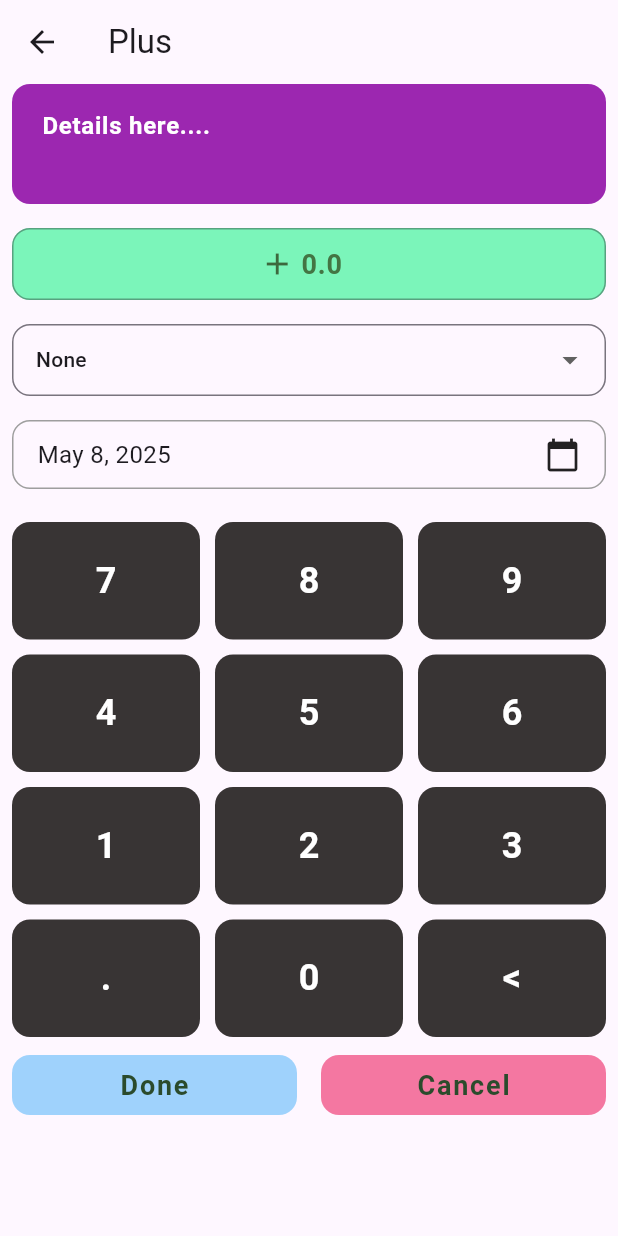
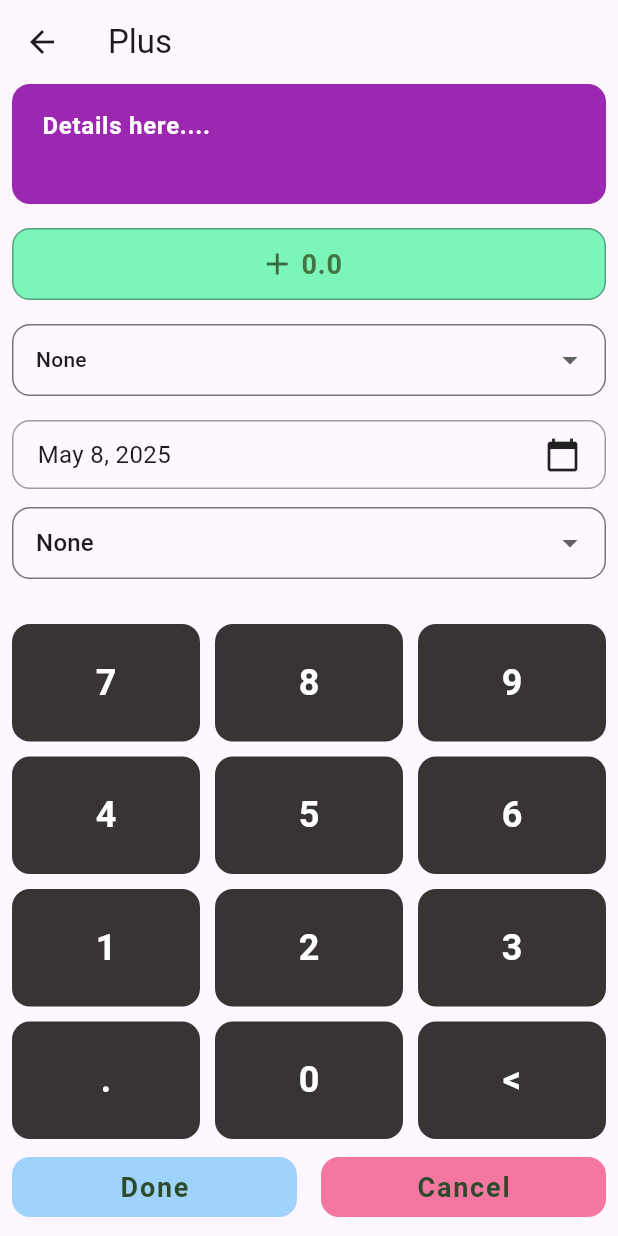
Before and after one commit to Fady-Esam/finance-app, a Flutter app: the HomeView screen opened directly, after a tap on "Plus", on a phone screen of 412 x 824 dp. Run offline on Flutter 3.47's test engine with Material 3 defaults, Android fonts, the phone set to English and light mode, and no system bars; our stand-ins replace dartz, fl_chart, flutter_bloc, flutter_svg, hive, hive_flutter and 1 more; accounts and stored records are empty.

Commit message:
add Recurrence feature

```diff
--- /dev/null
+++ b/lib/core/funcs/get_next_monthly_date.dart
@@ -0,0 +1,30 @@
+DateTime getNextMonthlyDate(DateTime currentDate) {
+  // Calculate the next month and year
+  int nextMonth = currentDate.month + 1;
+  int nextYear = currentDate.year;
+
+  if (nextMonth > 12) {
+    nextMonth = 1; // Wrap around to January
+    nextYear += 1; // Increment year
+  }
+
+  // Try to keep the same day, but adjust for shorter months
+  int day = currentDate.day;
+  // Get the last day of the next month
+  final lastDayOfNextMonth = DateTime(nextYear, nextMonth + 1, 0).day;
+
+  // If the current day exceeds the last day of the next month, use the last day
+  if (day > lastDayOfNextMonth) {
+    day = lastDayOfNextMonth;
+  }
+
+  return DateTime(
+    nextYear,
+    nextMonth,
+    day,
+    currentDate.hour,
+    currentDate.minute,
+    currentDate.second,
+    currentDate.millisecond,
+  );
+}
--- /dev/null
+++ b/lib/core/funcs/get_recurrence_text.dart
@@ -0,0 +1,20 @@
+import 'package:finance_flutter_app/features/home/data/enums/recurrence_type_enum.dart';
+import 'package:finance_flutter_app/generated/l10n.dart';
+import 'package:flutter/material.dart';
+
+String getRecurrenceText(BuildContext context, RecurrenceType recurrenceType) {
+  switch (recurrenceType) {
+    // case RecurrenceType.none:
+    //   return 'None';
+    case RecurrenceType.daily:
+      return S.of(context).daily;
+    case RecurrenceType.weekly:
+      return S.of(context).weekly;
+    case RecurrenceType.monthly:
+      return S.of(context).monthly;
+    case RecurrenceType.yearly:
+      return S.of(context).yearly;
+    default:
+      return S.of(context).none;
+  }
+}
--- a/lib/features/analytic/presentation/views/widgets/income_expense_bar_chart.dart
+++ b/lib/features/analytic/presentation/views/widgets/income_expense_bar_chart.dart
@@ -86,7 +86,7 @@ class IncomeExpenseBarChart extends StatelessWidget {
                     getTitlesWidget: (value, meta) {
                       return Text(
                         getMonthAbbreviation(context, value.toInt()),
-                        style: const TextStyle(fontSize: 8),
+                        style: const TextStyle(fontSize: 10),
                       );
                     },
                   ),
--- /dev/null
+++ b/lib/features/home/data/enums/recurrence_type_enum.dart
@@ -0,0 +1,17 @@
+import 'package:hive/hive.dart';
+
+part 'recurrence_type_enum.g.dart'; // Needed for codegen
+
+@HiveType(typeId: 2)
+enum RecurrenceType  {
+  @HiveField(0)
+  none,
+  @HiveField(1)
+  daily,
+  @HiveField(2)
+  weekly,
+  @HiveField(3)
+  monthly,
+  @HiveField(4)
+  yearly,
+}
--- a/lib/features/home/data/models/finance_item_model.dart
+++ b/lib/features/home/data/models/finance_item_model.dart
@@ -1,5 +1,9 @@
+import 'package:finance_flutter_app/core/funcs/get_next_monthly_date.dart';
 import 'package:hive/hive.dart';
+
+import '../enums/recurrence_type_enum.dart';
 part 'finance_item_model.g.dart';
+
 @HiveType(typeId: 0)
 class FinanceItemModel extends HiveObject {
   @HiveField(0)
@@ -10,11 +14,20 @@ class FinanceItemModel extends HiveObject {
   double amount;
   @HiveField(3)
   int? categoryId;
+  @HiveField(4)
+  RecurrenceType recurrence;
+  @HiveField(5)
+  DateTime? recurrenceEndDate;
 
   FinanceItemModel({
     required this.title,
     required this.dateTime,
     required this.amount,
     this.categoryId,
-  });
+    this.recurrence = RecurrenceType.none,
+    DateTime? recurrenceEndDate,
+  }) {
+    this.recurrenceEndDate =
+        recurrenceEndDate ?? getNextMonthlyDate(dateTime);
+  }
 }
--- a/lib/features/home/presentation/views/widgets/custom_home_container.dart
+++ b/lib/features/home/presentation/views/widgets/custom_home_container.dart
@@ -14,7 +14,7 @@ class CustomHomeContainer extends StatelessWidget {
   Widget build(BuildContext context) {
     final screenWidth = MediaQuery.of(context).size.width;
     return SizedBox(
-      height: 135,
+      height: 110,
       width: screenWidth * 0.9,
       child: ClipRRect(
         borderRadius: BorderRadius.circular(15), // To match outer container
@@ -42,7 +42,7 @@ class CustomHomeContainer extends StatelessWidget {
                             balance,
                             key: ValueKey(balance),
                             style: const TextStyle(
-                              fontSize: 32,
+                              fontSize: 24,
                               fontWeight: FontWeight.bold,
                               color: Colors.white,
                             ),
--- a/lib/features/home/presentation/views/widgets/date_picker_field.dart
+++ b/lib/features/home/presentation/views/widgets/date_picker_field.dart
@@ -2,11 +2,7 @@ import 'package:flutter/material.dart';
 import 'package:intl/intl.dart';
 
 class DatePickerField extends StatelessWidget {
-  const DatePickerField({
-    super.key,
-    required this.onTap,
-    required this.selectedDate,
-  });
+  const DatePickerField({super.key, required this.onTap, required this.selectedDate});
   final void Function() onTap;
   final DateTime selectedDate;
 
@@ -23,10 +19,10 @@ class DatePickerField extends StatelessWidget {
         child: Row(
           mainAxisAlignment: MainAxisAlignment.spaceBetween,
           children: [
-            Text(
-              DateFormat.yMMMd().format(selectedDate),
-              style: TextStyle(fontSize: 16),
-            ),
+              Text(
+                DateFormat.yMMMd().format(selectedDate!),
+                style: TextStyle(fontSize: 16),
+              ),
             Icon(Icons.calendar_today),
           ],
         ),
--- a/lib/features/home/presentation/views/widgets/finance_item.dart
+++ b/lib/features/home/presentation/views/widgets/finance_item.dart
@@ -1,8 +1,11 @@
 import 'package:finance_flutter_app/core/utils/icon_utils.dart';
 import 'package:finance_flutter_app/features/category/data/models/category_model.dart';
+import 'package:finance_flutter_app/features/home/data/enums/recurrence_type_enum.dart';
 import 'package:flutter/material.dart';
 import 'package:intl/intl.dart' show DateFormat;
+import '../../../../../core/funcs/get_recurrence_text.dart';
 import '../../../../../core/utils/color_utils.dart';
+import '../../../../../generated/l10n.dart';
 import '../../../data/models/finance_item_model.dart';
 
 class FinanceItem extends StatelessWidget {
@@ -32,7 +35,7 @@ class FinanceItem extends StatelessWidget {
         overflow: TextOverflow.ellipsis,
       ),
       subtitle: Text(
-        DateFormat('yyyy/MM/dd hh:mm a').format(financeItemModel.dateTime),
+        "${DateFormat('yyyy/MM/dd hh:mm a').format(financeItemModel.dateTime)}${financeItemModel.recurrence != RecurrenceType.none ? S.of(context).recurrence(getRecurrenceText(context, financeItemModel.recurrence)) : ''}",
       ),
       trailing: Directionality(
         textDirection: TextDirection.ltr, // Force LTR for the number
--- a/lib/features/home/presentation/views/widgets/manage_finance_body.dart
+++ b/lib/features/home/presentation/views/widgets/manage_finance_body.dart
@@ -1,10 +1,13 @@
+import 'package:finance_flutter_app/core/funcs/get_recurrence_text.dart';
 import 'package:flutter/material.dart';
 import 'package:flutter_bloc/flutter_bloc.dart';
+import '../../../../../core/funcs/get_next_monthly_date.dart';
 import '../../../../../core/widgets/drop_down_button_form_field_category_items.dart';
 import '../../../../../generated/l10n.dart';
 import '../../../../category/data/models/category_model.dart';
 import '../../../../category/presentation/manager/cubits/manage_category_cubit/manage_category_cubit.dart';
 import '../../../../category/presentation/manager/cubits/manage_category_cubit/manage_category_state.dart';
+import '../../../data/enums/recurrence_type_enum.dart';
 import '../../../data/enums/transaction_type_enum.dart';
 import '../../../data/models/finance_item_model.dart';
 import 'amount_field.dart';
@@ -45,7 +48,10 @@ class ManageTransactionBody extends StatefulWidget {
 class _ManageTransactionBodyState extends State<ManageTransactionBody> {
   late DateTime selectedDate;
   late DateTime currentDateTime;
+  DateTime endDate = getNextMonthlyDate(DateTime.now());
   CategoryModel? selectedCategory;
+  var recurrenceType = RecurrenceType.none;
+  int recurrenceCount = 0;
   @override
   void initState() {
     super.initState();
@@ -94,13 +100,11 @@ class _ManageTransactionBodyState extends State<ManageTransactionBody> {
             const SizedBox(height: 16),
             DatePickerField(
               onTap: () async {
-                DateTime now = DateTime.now();
                 final pickedDate = await showDatePicker(
                   context: context,
                   initialDate: selectedDate,
-                  firstDate: now.subtract(Duration(days: 10)),
-                  lastDate: now.add(Duration(days: 35)),
-                  // lastDate: now,
+                  firstDate: DateTime.now().subtract(Duration(days: 15)),
+                  lastDate: DateTime.now(),
                 );
                 if (pickedDate != null) {
                   setState(() {
@@ -110,6 +114,55 @@ class _ManageTransactionBodyState extends State<ManageTransactionBody> {
               },
               selectedDate: selectedDate,
             ),
+            const SizedBox(height: 12),
+            // Add these in your build() method below DatePickerField:
+            Column(
+              crossAxisAlignment: CrossAxisAlignment.start,
+              children: [
+                // Text("Recurrence", style: TextStyle(fontSize: 16)),
+                //const SizedBox(height: 8),
+                DropdownButtonFormField<RecurrenceType>(
+                  value: recurrenceType,
+                  decoration: InputDecoration(
+                    border: OutlineInputBorder(
+                      borderRadius: BorderRadius.circular(12),
+                    ),
+                    contentPadding: EdgeInsets.symmetric(
+                      horizontal: 12,
+                      vertical: 8,
+                    ),
+                  ),
+                  icon: Icon(Icons.arrow_drop_down),
+                  items:
+                      RecurrenceType.values.map((type) {
+                        return DropdownMenuItem(
+                          value: type,
+                          child: Text(getRecurrenceText(context, type)),
+                        );
+                      }).toList(),
+                  onChanged: (value) {
+                    setState(() => recurrenceType = value!);
+                  },
+                ),
+                const SizedBox(height: 8),
+                if (recurrenceType != RecurrenceType.none)
+                  DatePickerField(
+                    selectedDate: endDate,
+                    onTap: () async {
+                      DateTime? picked = await showDatePicker(
+                        context: context,
+                        initialDate: endDate,
+                        firstDate: DateTime.now().add(Duration(days: 1)),
+                        lastDate: DateTime(DateTime.now().year + 5, 12, 31),
+                      );
+                      if (picked != null) {
+                        setState(() => endDate = picked);
+                      }
+                    },
+                  ),
+              ],
+            ),
+
             const SizedBox(height: 22),
             Directionality(
               textDirection: TextDirection.ltr,
@@ -130,6 +183,8 @@ class _ManageTransactionBodyState extends State<ManageTransactionBody> {
               categoryFilteredId: widget.categoryFilteredId,
               isAmountPositive: widget.isAmountPositive,
               dateTimeRange: widget.dateTimeRange,
+              recurrenceType: recurrenceType,
+              endDate: endDate,
             ),
             const SizedBox(height: 18),
           ],
--- a/lib/features/home/presentation/views/widgets/manage_finance_buttons.dart
+++ b/lib/features/home/presentation/views/widgets/manage_finance_buttons.dart
@@ -1,6 +1,6 @@
-
 import 'package:finance_flutter_app/core/funcs/is_same_date.dart';
 import 'package:finance_flutter_app/features/category/data/models/category_model.dart';
+import 'package:finance_flutter_app/features/home/data/enums/recurrence_type_enum.dart';
 import 'package:flutter/material.dart';
 import 'package:flutter_bloc/flutter_bloc.dart';
 import '../../../../../generated/l10n.dart';
@@ -23,6 +23,8 @@ class ManageFinanceButtons extends StatelessWidget {
     this.categoryFilteredId,
     this.isAmountPositive,
     this.dateTimeRange,
+    required this.recurrenceType,
+    this.endDate,
   });
 
   final TransactionTypeEnum transactionTypeEnum;
@@ -36,6 +38,8 @@ class ManageFinanceButtons extends StatelessWidget {
   final int? categoryFilteredId;
   final bool? isAmountPositive;
   final DateTimeRange? dateTimeRange;
+  final RecurrenceType recurrenceType;
+  final DateTime? endDate;
   @override
   Widget build(BuildContext context) {
     return Row(
@@ -66,6 +70,8 @@ class ManageFinanceButtons extends StatelessWidget {
                 financeItemModel!.title = titleController.text;
                 financeItemModel!.dateTime = modelDateTime;
                 financeItemModel!.categoryId = selectedCategory?.key;
+                financeItemModel!.recurrence = recurrenceType;
+                financeItemModel!.recurrenceEndDate = endDate;
                 await financeItemModel!.save();
                 if (isFromHomePage) {
                   BlocProvider.of<ManageFinanceCubit>(
@@ -96,6 +102,8 @@ class ManageFinanceButtons extends StatelessWidget {
                     dateTime: modelDateTime,
                     amount: amount,
                     categoryId: selectedCategory?.key,
+                    recurrence: recurrenceType,
+                    recurrenceEndDate: endDate,
                   ),
                 );
               }
--- a/lib/features/transaction/presentation/views/widgets/transaction_view_body.dart
+++ b/lib/features/transaction/presentation/views/widgets/transaction_view_body.dart
@@ -76,12 +76,11 @@ class _TransactionViewBodyState extends State<TransactionViewBody> {
                   Expanded(
                     child: DateRangeFilter(
                       onTap: () async {
-                        final now = DateTime.now();
                         final picked = await showDateRangePicker(
                           context: context,
-                          firstDate: DateTime(now.year - 5),
-                          lastDate: DateTime(now.year + 1),
                           initialDateRange: selectedDateRange,
+                          firstDate: DateTime(DateTime.now().year - 5, 1, 1),
+                          lastDate: DateTime.now(),
                         );
                         if (picked != null) {
                           setState(() {
```
Also changed, not shown: lib/features/analytic/presentation/views/analytic_view.dart (+4 -4 lines), lib/features/analytic/presentation/views/widgets/cash_flow_line_chart.dart (+3 -6 lines), lib/features/analytic/presentation/views/widgets/category_pie_chart.dart (+7 -3 lines), lib/features/home/data/repos/home_repo_impl.dart (+56 -6 lines), lib/l10n/intl_ar.arb (+7 -2 lines), lib/l10n/intl_en.arb (+7 -2 lines), lib/main.dart (+12 -2 lines), lib/features/home/data/enums/recurrence_type_enum.g.dart (added), lib/features/home/data/models/finance_item_model.g.dart, lib/generated/intl/messages_ar.dart, lib/generated/intl/messages_en.dart, lib/generated/l10n.dart.
